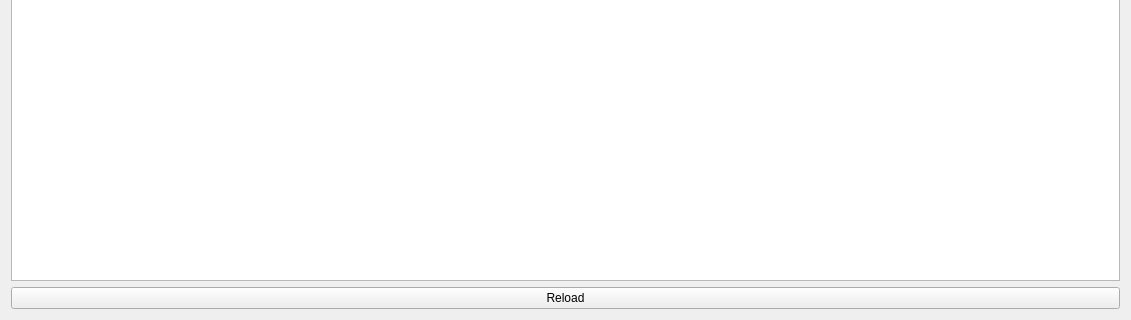
The window that UI_RAW/Orders.ui (GreenBeanio/Kimberly-s-Delicious-Dozen-Tracker) describes before a commit, drawn with Qt 5; both pictures show x 0 to 1131 and y 643 to 963 of the 1131 by 963 pixel window.
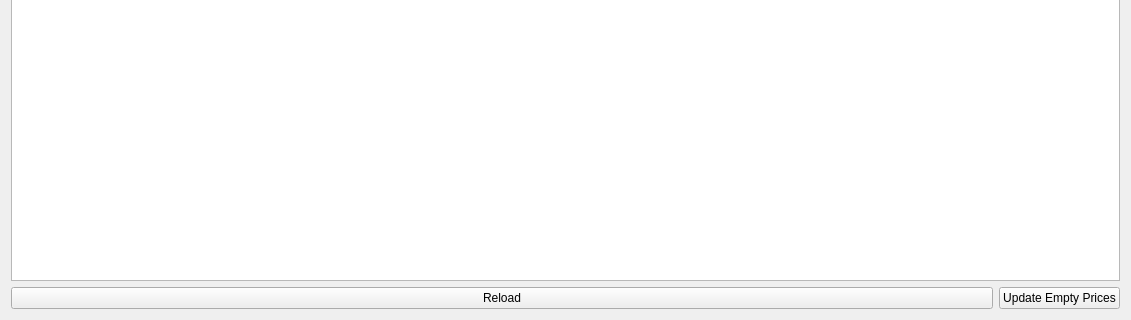
The same window after the commit.

Diff of the .ui file:
```diff
--- a/UI_RAW/Orders.ui
+++ b/UI_RAW/Orders.ui
@@ -448,12 +448,23 @@
      <item>
       <widget class="QTableView" name="OrderTable"/>
      </item>
+     <item>
+      <layout class="QHBoxLayout" name="BottomButtons" stretch="1,0">
      <item>
       <widget class="QPushButton" name="Reload">
        <property name="text">
         <string>Reload</string>
        </property>
       </widget>
+       </item>
+       <item>
+        <widget class="QPushButton" name="UpdateEmptyPrices">
+         <property name="text">
+          <string>Update Empty Prices</string>
+         </property>
+        </widget>
+       </item>
+      </layout>
      </item>
     </layout>
    </item>
```
Left out of the diff: 6 changed lines with no effect on the pictures. Lines whose indentation alone changed are shown as unchanged.
